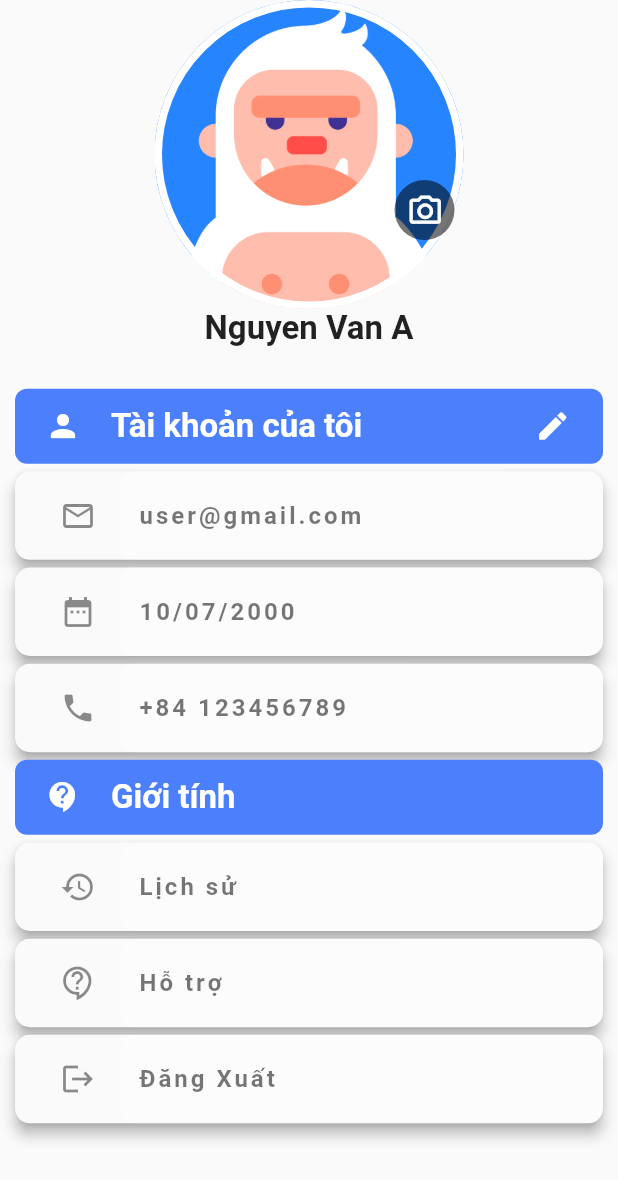
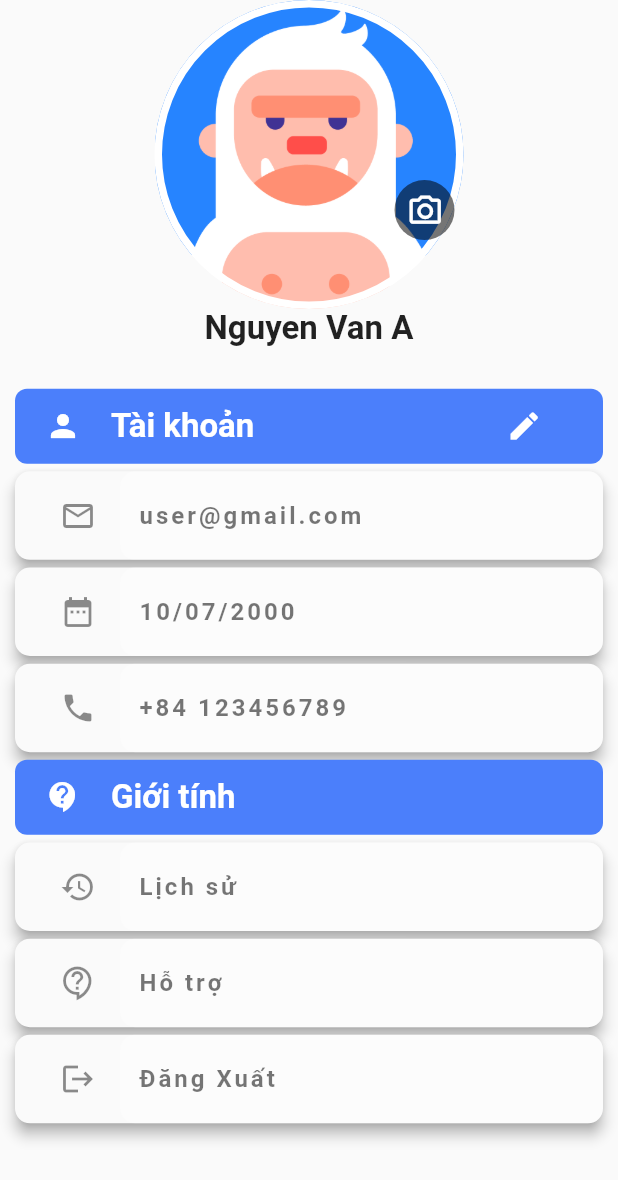
Before and after one commit to haodngn/it_support, a Flutter app: the ProfileScreen screen opened directly, on a phone screen of 412 x 824 dp. Shown: the top 1180 px of the screen. Run offline on Flutter 3.47's test engine with Material 2 defaults, Android fonts, the phone set to English and light mode, and no system bars; our stand-ins replace flutter_svg, get.

Commit message:
Update profile_screen.dart
fix bug

```diff
--- a/lib/screens/profile_screen.dart
+++ b/lib/screens/profile_screen.dart
@@ -119,7 +119,7 @@ class _ProfileScreenState extends State<ProfileScreen> {
                                 child: Icon(Icons.person, color: kWhiteColor,),
                               ),
                               Text(
-                                "Tài khoản của tôi",
+                                "Tài khoản",
                                 style: TextStyle(
                                   fontWeight: FontWeight.bold,
                                   fontSize: 22,
@@ -137,7 +137,7 @@ class _ProfileScreenState extends State<ProfileScreen> {
                                       duration: Duration(milliseconds: 600))
                                 },
                                 child: Padding(
-                                  padding: const EdgeInsets.fromLTRB(30, 0, 0, 0),
+                                  padding: const EdgeInsets.fromLTRB(100, 0, 0, 0),
                                   child: Icon(
                                     Icons.edit,
                                     color: kWhiteColor,
```
